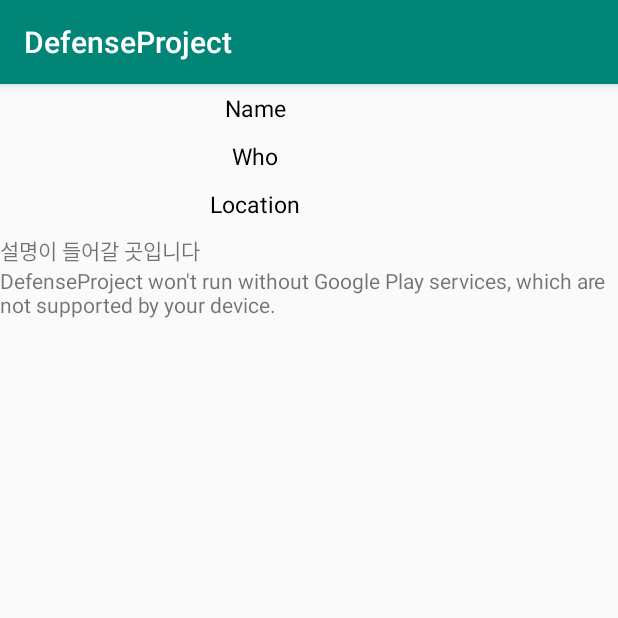
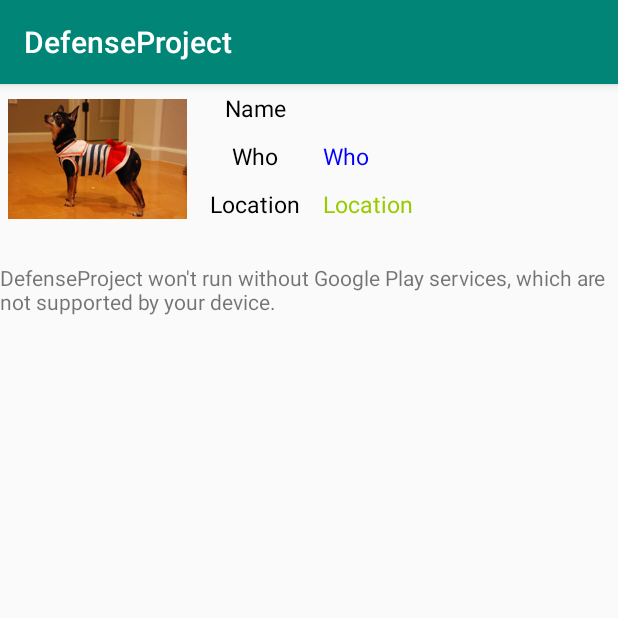
Before and after one commit to moa1520/DefenseProject, an Android app: the LookActivity screen opened directly, with no data from a screen before it, on a phone screen of 412 x 824 dp, the top half of it. Run offline under Robolectric (Android 15) with nearby library versions, the phone set to English and light mode, and no system bars.

Commit message:
룩 프래그먼트 수정

```diff
--- a/app/src/main/java/com/example/taekyoungkang/defenseproject/LookActivity.java
+++ b/app/src/main/java/com/example/taekyoungkang/defenseproject/LookActivity.java
@@ -23,7 +23,9 @@
 public class LookActivity extends AppCompatActivity implements OnMapReadyCallback {
 
     private GoogleMap mGoogleMap;
-    private int num;
+    private int mPostId = -1;
+    private String title;
+    private String contents;
 
     @Override
 
@@ -31,11 +33,15 @@
         super.onCreate(savedInstanceState);
         setContentView(R.layout.activity_look);
 
-        SupportMapFragment mapFragment = (SupportMapFragment) getSupportFragmentManager().findFragmentById(R.id.map);
-        mapFragment.getMapAsync(this);
+//        SupportMapFragment mapFragment = (SupportMapFragment) getSupportFragmentManager().findFragmentById(R.id.map);
+//        mapFragment.getMapAsync(this);
 
         Intent intent = getIntent();
-        num = intent.getIntExtra("index", -1);
+        if(intent != null) {
+            mPostId = intent.getIntExtra("id", -1);
+            title = intent.getStringExtra("title");
+            contents = intent.getStringExtra("contents");
+        }
 
         if (getResources().getConfiguration().orientation == Configuration.ORIENTATION_LANDSCAPE) {
             finish();
@@ -44,7 +50,7 @@
 
         LookFragment look = new LookFragment();
         //look.setSelection(num);
-        look.setSelection(getIntent().getIntExtra("index",-1));
+        look.setSelection(mPostId, title, contents);
         getSupportFragmentManager().beginTransaction().replace(R.id.look, look).commit();
     }
 
@@ -52,8 +58,8 @@
     public void onMapReady(GoogleMap googleMap) {
         mGoogleMap = googleMap;
 
-        LatLng location = new LatLng(Defenseinfo.LOCATIONS[num][0], Defenseinfo.LOCATIONS[num][1]);
-        mGoogleMap.addMarker(new MarkerOptions().position(location).title(Defenseinfo.TITLES[num]));
-        mGoogleMap.moveCamera(CameraUpdateFactory.newLatLngZoom(location, 15));
+//        LatLng location = new LatLng(Defenseinfo.LOCATIONS[mPostId][0], Defenseinfo.LOCATIONS[mPostId][1]);
+//        mGoogleMap.addMarker(new MarkerOptions().position(location).title(Defenseinfo.TITLES[mPostId]));
+//        mGoogleMap.moveCamera(CameraUpdateFactory.newLatLngZoom(location, 15));
     }
 }
--- a/app/src/main/java/com/example/taekyoungkang/defenseproject/LookFragment.java
+++ b/app/src/main/java/com/example/taekyoungkang/defenseproject/LookFragment.java
@@ -9,6 +9,7 @@
 import android.view.View;
 import android.view.ViewGroup;
 import android.widget.ListView;
+import android.widget.TextView;
 
 import java.util.ArrayList;
 
@@ -18,37 +19,50 @@
  */
 public class LookFragment extends Fragment {
     int index = -1;
-    int image;
-    String title, people, address;
+    String title, contents;
+    TextView tv_title;
+    TextView tv_contents;
 
     public LookFragment() {
         // Required empty public constructor
     }
 
-    public void setSelection(int i) { index = i; }
+    public void setSelection(int i, String mTitle, String mContents) {
+        index = i;
+        title = mTitle;
+        contents = mContents;
+    }
 
     @Override
     public View onCreateView(LayoutInflater inflater, ViewGroup container,
                              Bundle savedInstanceState) {
+
+
+        View view = (View) inflater.inflate(R.layout.fragment_look, container, false);
+        tv_title = (TextView)view.findViewById(R.id.name);
+        tv_title.setText(title);
+        tv_contents = (TextView)view.findViewById(R.id.lookContents);
+        tv_contents.setText(contents);
+
         // Inflate the layout for this fragment
-        ArrayList<MyItem> data= new ArrayList<MyItem>();
-
-        image = Defenseinfo.IMAGES[index];
-        title = Defenseinfo.TITLES[index];
-        people = Defenseinfo.PEOPLE[index];
-        address = Defenseinfo.ADRESS[index];
-
-        data.add(new MyItem(image, title, people, address));
-
-        View view = (View)inflater.inflate(R.layout.fragment_look, container, false);
-        ListView lv = (ListView) view.findViewById(R.id.listView);
-
-        MyAdapter adapter = new MyAdapter(getActivity(), R.layout.info, data);
-
-        lv.setAdapter(adapter);
-
-        lv.setDivider(new ColorDrawable(Color.rgb(200,200,200)));
-        lv.setDividerHeight(5);
+//        ArrayList<MyItem> data= new ArrayList<MyItem>();
+//
+//        image = Defenseinfo.IMAGES[index];
+//        title = Defenseinfo.TITLES[index];
+//        people = Defenseinfo.PEOPLE[index];
+//        address = Defenseinfo.ADRESS[index];
+//
+//        data.add(new MyItem(image, title, people, address));
+//
+//        View view = (View)inflater.inflate(R.layout.fragment_look, container, false);
+//        ListView lv = (ListView) view.findViewById(R.id.listView);
+//
+//        MyAdapter adapter = new MyAdapter(getActivity(), R.layout.info, data);
+//
+//        lv.setAdapter(adapter);
+//
+//        lv.setDivider(new ColorDrawable(Color.rgb(200,200,200)));
+//        lv.setDividerHeight(5);
 
 
         return view;
--- a/app/src/main/java/com/example/taekyoungkang/defenseproject/MainActivity.java
+++ b/app/src/main/java/com/example/taekyoungkang/defenseproject/MainActivity.java
@@ -22,7 +22,7 @@
 
 import java.util.ArrayList;
 
-public class MainActivity extends AppCompatActivity implements TitlesFragment.OnTitleSelectedListener{
+public class MainActivity extends AppCompatActivity {
 
     @Override
     protected void onCreate(Bundle savedInstanceState) {
@@ -53,19 +53,19 @@
         }
     }
 
-    @Override
-    public void onTitleSelected(int i) {
-        if (getResources().getConfiguration().orientation
-                == Configuration.ORIENTATION_LANDSCAPE) {
-            LookFragment lookFragment = new LookFragment();
-            lookFragment.setSelection(i);
-            getSupportFragmentManager().beginTransaction().replace(R.id.look, lookFragment).commit();
-        } else {
-            Intent intent = new Intent(this, LookActivity.class);
-            intent.putExtra("index", i);
-            startActivity(intent);
-        }
-
-    }
+//    @Override
+//    public void onTitleSelected(int i) {
+//        if (getResources().getConfiguration().orientation
+//                == Configuration.ORIENTATION_LANDSCAPE) {
+//            LookFragment lookFragment = new LookFragment();
+//            lookFragment.setSelection(i);
+//            getSupportFragmentManager().beginTransaction().replace(R.id.look, lookFragment).commit();
+//        } else {
+//            Intent intent = new Intent(this, LookActivity.class);
+//            intent.putExtra("index", i);
+//            startActivity(intent);
+//        }
+//
+//    }
 
 }
--- a/app/src/main/java/com/example/taekyoungkang/defenseproject/TitlesFragment.java
+++ b/app/src/main/java/com/example/taekyoungkang/defenseproject/TitlesFragment.java
@@ -32,6 +32,7 @@
  */
 public class TitlesFragment extends Fragment {
 
+    private static final int REQUEST_CODE_INSERT = 1000;
     DataAdapter mAdapter;
 
     int mCurCheckPosition = -1;
@@ -40,9 +41,9 @@
     private Cursor cursor;
     private View rootView;
 
-    public interface OnTitleSelectedListener {
-        public void onTitleSelected(int i);
-    }
+//    public interface OnTitleSelectedListener {
+//        public void onTitleSelected(int i);
+//    }
 
     public TitlesFragment() {
         // Required empty public constructor
@@ -52,7 +53,6 @@
     public View onCreateView(LayoutInflater inflater, ViewGroup container,
                              Bundle savedInstanceState) {
         rootView = (View)inflater.inflate(R.layout.fragment_titles,container, false);
-
 
 //        View rootView = (View) inflater.inflate(R.layout.fragment_titles, container, false);
 //        ListView lv = (ListView) rootView.findViewById(R.id.listview);
@@ -80,30 +80,49 @@
         mAdapter = new DataAdapter(getActivity(), cursor);
         lv.setAdapter(mAdapter);
 
+        lv.setOnItemClickListener(new AdapterView.OnItemClickListener() {
+            @Override
+            public void onItemClick(AdapterView<?> parent, View view, int position, long id) {
+                Intent intent = new Intent(getActivity(), LookActivity.class);
+
+                Cursor cursor = (Cursor)mAdapter.getItem(position);
+
+                String title = cursor.getString(cursor.getColumnIndexOrThrow(DataContract.Data.TITLE));
+                String contents = cursor.getString(cursor.getColumnIndexOrThrow(DataContract.Data.CONTENTS));
+
+                intent.putExtra("id", id);
+                intent.putExtra("title", title);
+                intent.putExtra("contents", contents);
+
+                startActivityForResult(intent, REQUEST_CODE_INSERT);
+            }
+        });
+
         super.onResume();
     }
 
-    @Override
-    public void onViewStateRestored(Bundle savedInstanceState) {
-        super.onViewStateRestored(savedInstanceState);
-        if (savedInstanceState != null) {
-            mCurCheckPosition = savedInstanceState.getInt("curChoice", -1);
-            if (mCurCheckPosition >= 0) {
-                Activity activity = getActivity(); // activity associated with the current fragment
-                ((OnTitleSelectedListener) activity).onTitleSelected(mCurCheckPosition);
-
-                ListView lv = (ListView) getView().findViewById(R.id.listview);
-                lv.setSelection(mCurCheckPosition);
-                lv.smoothScrollToPosition(mCurCheckPosition);
-            }
-        }
-    }
+//    @Override
+//    public void onViewStateRestored(Bundle savedInstanceState) {
+//        super.onViewStateRestored(savedInstanceState);
+//        if (savedInstanceState != null) {
+//            mCurCheckPosition = savedInstanceState.getInt("curChoice", -1);
+//            if (mCurCheckPosition >= 0) {
+//                Activity activity = getActivity(); // activity associated with the current fragment
+//                ((OnTitleSelectedListener) activity).onTitleSelected(mCurCheckPosition);
+//
+//                ListView lv = (ListView) getView().findViewById(R.id.listview);
+//                lv.setSelection(mCurCheckPosition);
+//                lv.smoothScrollToPosition(mCurCheckPosition);
+//            }
+//        }
+//    }
 
     @Override
     public void onSaveInstanceState(Bundle outState) {
         super.onSaveInstanceState(outState);
         outState.putInt("curChoice", mCurCheckPosition);
     }
+
     private static class DataAdapter extends CursorAdapter {
 
         public DataAdapter(Context context, Cursor c) {
--- a/app/src/main/res/layout/fragment_look.xml
+++ b/app/src/main/res/layout/fragment_look.xml
@@ -1,6 +1,5 @@
 <?xml version="1.0" encoding="utf-8"?>
-<LinearLayout
-    xmlns:android="http://schemas.android.com/apk/res/android"
+<LinearLayout xmlns:android="http://schemas.android.com/apk/res/android"
     xmlns:tools="http://schemas.android.com/tools"
     android:layout_width="match_parent"
     android:layout_height="match_parent"
@@ -8,13 +7,104 @@
     tools:context=".LookFragment">
 
     <!-- TODO: Update blank fragment layout -->
-    <ListView
-        android:id="@+id/listView"
+    <LinearLayout
         android:layout_width="match_parent"
-        android:layout_height="wrap_content" />
+        android:layout_height="wrap_content"
+        android:orientation="horizontal">
+
+        <ImageView
+            android:id="@+id/image"
+            android:layout_width="130dp"
+            android:layout_height="100dp"
+            android:layout_gravity="center"
+            android:padding="5dp"
+            android:scaleType="centerInside"
+            android:src="@drawable/sample_2" />
+
+        <LinearLayout
+            android:layout_width="wrap_content"
+            android:layout_height="wrap_content"
+            android:layout_weight="1"
+            android:orientation="vertical">
+
+            <LinearLayout
+                android:layout_width="wrap_content"
+                android:layout_height="wrap_content"
+                android:orientation="horizontal">
+
+                <TextView
+                    android:layout_width="80dp"
+                    android:layout_height="wrap_content"
+                    android:gravity="center"
+                    android:padding="5dp"
+                    android:text="Name"
+                    android:textColor="#000000"
+                    android:textSize="15dp" />
+
+                <TextView
+                    android:id="@+id/name"
+                    android:layout_width="wrap_content"
+                    android:layout_height="wrap_content"
+                    android:padding="5dp"
+                    android:text="Name"
+                    android:textColor="#ff0000"
+                    android:textSize="15dp" />
+            </LinearLayout>
+
+            <LinearLayout
+                android:layout_width="wrap_content"
+                android:layout_height="wrap_content"
+                android:orientation="horizontal">
+
+                <TextView
+                    android:layout_width="80dp"
+                    android:layout_height="wrap_content"
+                    android:gravity="center"
+                    android:padding="5dp"
+                    android:text="Who"
+                    android:textColor="#000000"
+                    android:textSize="15dp" />
+
+                <TextView
+                    android:id="@+id/who"
+                    android:layout_width="wrap_content"
+                    android:layout_height="wrap_content"
+                    android:padding="5dp"
+                    android:text="Who"
+                    android:textColor="#0000ff"
+                    android:textSize="15dp" />
+            </LinearLayout>
+
+            <LinearLayout
+                android:layout_width="wrap_content"
+                android:layout_height="wrap_content"
+                android:orientation="horizontal">
+
+                <TextView
+                    android:layout_width="80dp"
+                    android:layout_height="wrap_content"
+                    android:gravity="center"
+                    android:padding="5dp"
+                    android:text="Location"
+                    android:textColor="#000000"
+                    android:textSize="15dp" />
+
+                <TextView
+                    android:id="@+id/location"
+                    android:layout_width="wrap_content"
+                    android:layout_height="wrap_content"
+                    android:padding="5dp"
+                    android:text="Location"
+                    android:textColor="#99cc00"
+                    android:textSize="15dp" />
+            </LinearLayout>
+        </LinearLayout>
+    </LinearLayout>
+
     <TextView
-        android:text="설명이 들어갈 곳입니다"
+        android:id="@+id/lookContents"
         android:layout_width="match_parent"
-        android:layout_height="wrap_content" />
+        android:layout_height="wrap_content"
+        android:text="설명이 들어갈 곳입니다" />
 
 </LinearLayout>
```
